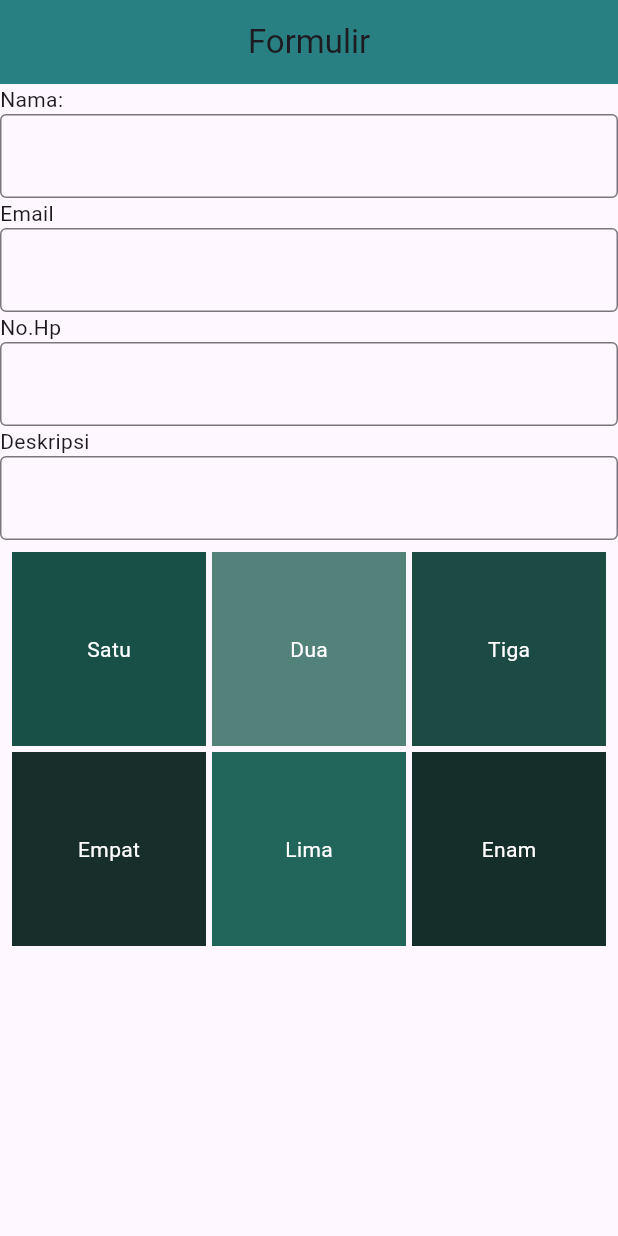
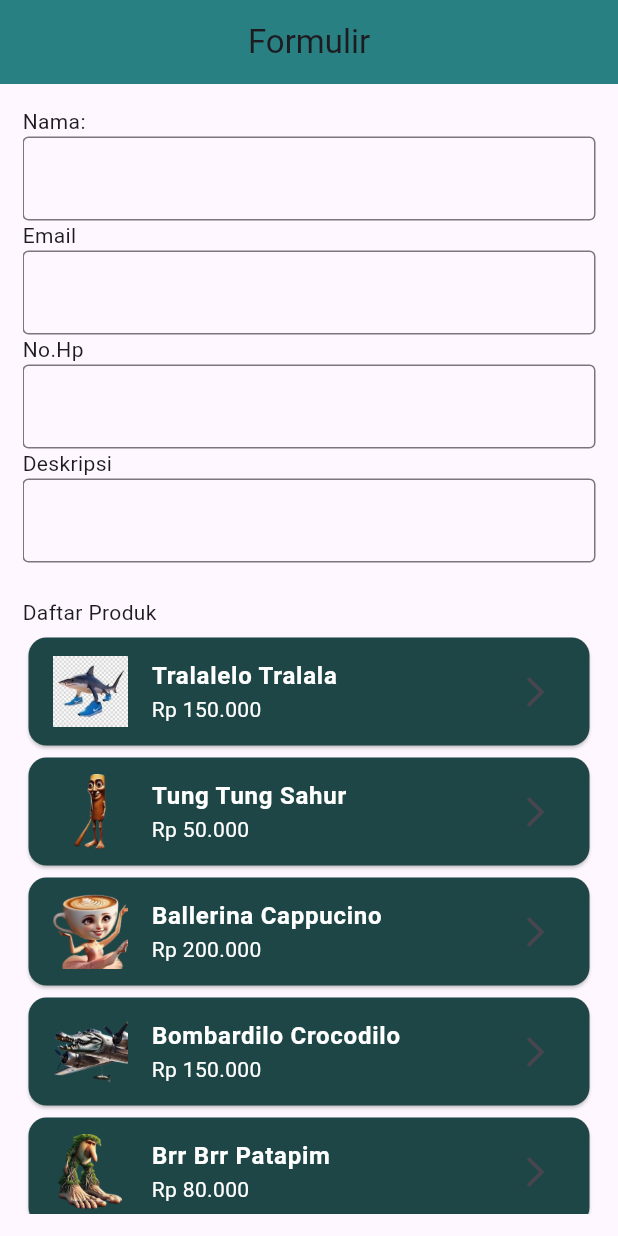
Before and after one commit to mutiaraara7926/tugas_flutter, a Flutter app: the screen it shows after launch, on a phone screen of 412 x 824 dp. Run offline on Flutter 3.47's test engine with Material 3 defaults, Android fonts, the phone set to English and light mode, and no system bars.

Commit message:
Tugas_4ListView

```diff
--- /dev/null
+++ b/lib/Tugas4_Flutter/tugas4_flutter.dart
@@ -0,0 +1,134 @@
+import 'package:flutter/material.dart';
+
+class Tugas4Flutter extends StatelessWidget {
+  const Tugas4Flutter({super.key});
+
+  @override
+  Widget build(BuildContext context) {
+    // List<Map<String, dynamic>> productList = [
+    //   {
+    //     'icon': Icons.phone_android,
+    //     'name': 'Smartphone',
+    //     'price': 'Rp 3.000.000',
+    //   },
+    //   {'icon': Icons.laptop, 'name': 'Laptop', 'price': 'Rp 7.500.000'},
+    //   {'icon': Icons.headphones, 'name': 'Headphone', 'price': 'Rp 500.000'},
+    //   {'icon': Icons.tv, 'name': 'TV LED', 'price': 'Rp 4.000.000'},
+    //   {'icon': Icons.watch, 'name': 'Smartwatch', 'price': 'Rp 1.200.000'},
+    // ];
+    return Scaffold(
+      appBar: AppBar(
+        title: Text("Formulir"),
+        centerTitle: true,
+        backgroundColor: const Color.fromARGB(243, 29, 122, 125),
+      ),
+      body: Padding(
+        padding: const EdgeInsets.all(15),
+        child: ListView(
+          children: [
+            Row(children: [Text("Nama:")]),
+            TextField(
+              decoration: InputDecoration(border: OutlineInputBorder()),
+            ),
+            Row(children: [Text("Email")]),
+            TextField(
+              decoration: InputDecoration(border: OutlineInputBorder()),
+            ),
+            Row(children: [Text("No.Hp")]),
+            TextField(
+              decoration: InputDecoration(border: OutlineInputBorder()),
+            ),
+            Row(children: [Text("Deskripsi")]),
+            TextField(
+              decoration: InputDecoration(border: OutlineInputBorder()),
+            ),
+            SizedBox(height: 23),
+            Text("Daftar Produk"),
+            SizedBox(height: 3),
+            Card(
+              color: const Color.fromARGB(255, 31, 70, 70),
+              child: ListTile(
+                leading: Image.asset(
+                  "assets/images/tralalelo.jpg",
+                  height: 50,
+                  width: 50,
+                ),
+                title: Text("Tralalelo Tralala",
+                style: TextStyle(color: Colors.white,
+                fontWeight: FontWeight.bold
+                ),),
+                subtitle: Text("Rp 150.000",style: TextStyle(color: Colors.white),),
+                trailing: Icon(Icons.arrow_forward_ios),
+                onTap: () {},
+              ),
+            ),
+            Card(
+              color: const Color.fromARGB(255, 31, 70, 70),
+              child: ListTile(
+                leading: Image.asset(
+                  "assets/images/tungtung.png",
+                  height: 50,
+                  width: 50,
+                ),
+                title: Text("Tung Tung Sahur",style: TextStyle(color: Colors.white,
+                fontWeight: FontWeight.bold
+                ),),
+                subtitle: Text("Rp 50.000",style: TextStyle(color: Colors.white),),
+                trailing: Icon(Icons.arrow_forward_ios),
+                onTap: () {},
+              ),
+            ),
+            Card(
+              color: const Color.fromARGB(255, 31, 70, 70),
+              child: ListTile(
+                leading: Image.asset(
+                  "assets/images/ballerina_capucina-removebg-preview.png",
+                  height: 50,
+                  width: 50,
+                ),
+                title: Text("Ballerina Cappucino",style: TextStyle(color: Colors.white,
+                fontWeight: FontWeight.bold
+                ),),
+                subtitle: Text("Rp 200.000",style: TextStyle(color: Colors.white),),
+                trailing: Icon(Icons.arrow_forward_ios),
+                onTap: () {},
+              ),
+            ),
+            Card(
+              color: const Color.fromARGB(255, 31, 70, 70),
+              child: ListTile(
+                leading: Image.asset(
+                  "assets/images/bombardilo-removebg-preview.png",
+                  height: 50,
+                  width: 50,
+                ),
+                title: Text("Bombardilo Crocodilo",style: TextStyle(color: Colors.white,
+                fontWeight: FontWeight.bold
+                ),),
+                subtitle: Text("Rp 150.000",style: TextStyle(color: Colors.white),),
+                trailing: Icon(Icons.arrow_forward_ios),
+                onTap: () {},
+              ),
+            ),
+            Card(
+              color: const Color.fromARGB(255, 31, 70, 70),
+              child: ListTile(
+                leading: Image.asset(
+                  "assets/images/brrbrr_patapim-removebg-preview.png",
+                  height: 50,
+                  width: 50,
+                ),
+                title: Text("Brr Brr Patapim",style: TextStyle(color: Colors.white,
+                fontWeight: FontWeight.bold
+                ),),
+                subtitle: Text("Rp 80.000",style: TextStyle(color: Colors.white),),
+                trailing: Icon(Icons.arrow_forward_ios),
+                onTap: () {},
+              ),
+            ),
+          ],
+        ),
+      ),
+    );
+  }
+}
--- a/lib/main.dart
+++ b/lib/main.dart
@@ -1,5 +1,5 @@
 import 'package:flutter/material.dart';
-import 'package:ppkd_b_3/tugas3flutter/tugas3flutter.dart';
+import 'package:ppkd_b_3/Tugas4_Flutter/tugas4_flutter.dart';
 
 
 
@@ -33,7 +33,7 @@ class MyApp extends StatelessWidget {
         // tested with just a hot reload.
         colorScheme: ColorScheme.fromSeed(seedColor: Colors.deepPurple),
       ),
-      home: Tugas3flutter(),
+      home: Tugas4Flutter(),
     );
   }
 }
```
Also changed, not shown: assets/images/ballerina_capucina-removebg-preview.png (added), assets/images/bombardilo-removebg-preview.png (added), assets/images/brrbrr_patapim-removebg-preview.png (added), assets/images/tralalelo-removebg-preview.png (added), assets/images/tungtung.png (added).
